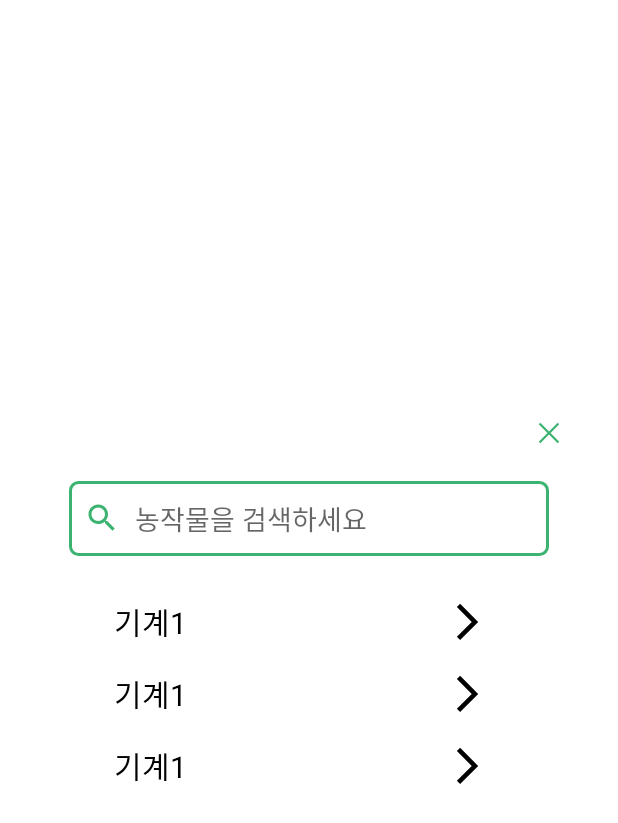
After one commit to Im-GeokJeong/Android, an Android app: the layout dialog_crop_search.xml on its own in the app's theme, with its tools: preview values and no code run, on a phone screen of 412 x 824 dp. The commit adds this screen. Shown: the top 823 px of the screen. Run offline under Robolectric (Android 15) with nearby library versions, the phone set to English and light mode, and no system bars; network calls fail.

Commit message:
곡물 검색 다이얼로그

```diff
--- a/app/src/main/java/com/im_geokjeong/network/ApiClient.kt
+++ b/app/src/main/java/com/im_geokjeong/network/ApiClient.kt
@@ -23,6 +23,9 @@ interface ApiClient {
 
     @GET("office/{officeId}")
     suspend fun getOfficeDetail(@Path("officeId") officeId: Int): OfficeDetailResponse
+
+    @GET("office/machine/{cropName}")
+    suspend fun getMachineList(@Path("cropName") cropName: String): CropResponse
 
     @GET("post/title/{title}")
     suspend fun getArticleByTitle(@Path("title") title: String): PersonResponse
--- a/app/src/main/java/com/im_geokjeong/ui/rentalperson/RentalPersonFragment.kt
+++ b/app/src/main/java/com/im_geokjeong/ui/rentalperson/RentalPersonFragment.kt
@@ -45,7 +45,7 @@ class RentalPersonFragment : Fragment() {
             startActivity(intent)
         }
 
-        privateRentalSearch.setOnEditorActionListener() { v, keyCode, event ->
+        privateRentalSearch.setOnEditorActionListener { v, keyCode, event ->
             if (keyCode == EditorInfo.IME_ACTION_SEARCH) {
                 setArticleAdapter(privateRentalSearch.text.toString())
             }
--- /dev/null
+++ b/app/src/main/java/com/im_geokjeong/ui/searchcrop/SlideUpList.kt
@@ -0,0 +1,5 @@
+package com.im_geokjeong.ui.searchcrop
+
+open class SlideUpList {
+
+}
--- /dev/null
+++ b/app/src/main/res/drawable/ic_chevron_right_fill0_wght400_grad0_opsz48.xml
@@ -0,0 +1,9 @@
+<vector xmlns:android="http://schemas.android.com/apk/res/android"
+    android:width="48dp"
+    android:height="48dp"
+    android:viewportWidth="48"
+    android:viewportHeight="48">
+  <path
+      android:fillColor="#FF000000"
+      android:pathData="m18.75,36 l-2.15,-2.15 9.9,-9.9 -9.9,-9.9 2.15,-2.15L30.8,23.95Z"/>
+</vector>
--- /dev/null
+++ b/app/src/main/res/drawable/ic_close_fill0_wght400_grad0_opsz48.xml
@@ -0,0 +1,9 @@
+<vector xmlns:android="http://schemas.android.com/apk/res/android"
+    android:width="48dp"
+    android:height="48dp"
+    android:viewportWidth="48"
+    android:viewportHeight="48">
+  <path
+      android:fillColor="#FF000000"
+      android:pathData="m12.45,37.65 l-2.1,-2.1L21.9,24 10.35,12.45l2.1,-2.1L24,21.9l11.55,-11.55 2.1,2.1L26.1,24l11.55,11.55 -2.1,2.1L24,26.1Z"/>
+</vector>
--- /dev/null
+++ b/app/src/main/res/layout/dialog_crop_search.xml
@@ -0,0 +1,58 @@
+<?xml version="1.0" encoding="utf-8"?>
+<layout xmlns:android="http://schemas.android.com/apk/res/android"
+    xmlns:app="http://schemas.android.com/apk/res-auto"
+    xmlns:tools="http://schemas.android.com/tools">
+
+    <data>
+
+    </data>
+
+    <androidx.constraintlayout.widget.ConstraintLayout
+        android:layout_width="360dp"
+        android:layout_height="wrap_content"
+        android:layout_gravity="center"
+        android:background="@drawable/edge_dialog"
+        android:paddingStart="20dp"
+        android:paddingBottom="20dp">
+
+        <Button
+            android:id="@+id/btnClose"
+            android:layout_width="24dp"
+            android:layout_height="24dp"
+            android:layout_margin="8dp"
+            android:background="@drawable/ic_close_fill0_wght400_grad0_opsz48"
+            app:layout_constraintEnd_toEndOf="parent"
+            app:layout_constraintTop_toTopOf="parent" />
+
+        <EditText
+            android:id="@+id/etCropSearch"
+            android:layout_width="320dp"
+            android:layout_height="50dp"
+            android:layout_marginTop="20dp"
+            android:layout_marginEnd="20dp"
+            android:background="@drawable/search_edge"
+            android:drawableStart="@drawable/ic_search_black_24dp"
+            android:drawablePadding="10dp"
+            android:hint="@string/crop_search_hint"
+            android:imeOptions="actionSearch"
+            android:inputType="text"
+            android:maxLines="1"
+            android:paddingStart="10dp"
+            app:layout_constraintEnd_toEndOf="parent"
+            app:layout_constraintStart_toStartOf="parent"
+            app:layout_constraintTop_toBottomOf="@+id/btnClose" />
+
+        <androidx.recyclerview.widget.RecyclerView
+            android:id="@+id/rvMachineList"
+            android:layout_width="300dp"
+            android:layout_height="wrap_content"
+            android:layout_marginTop="20dp"
+            app:layoutManager="androidx.recyclerview.widget.LinearLayoutManager"
+            app:layout_constraintBottom_toBottomOf="parent"
+            app:layout_constraintEnd_toEndOf="@id/etCropSearch"
+            app:layout_constraintStart_toStartOf="@id/etCropSearch"
+            app:layout_constraintTop_toBottomOf="@id/etCropSearch"
+            tools:listitem="@layout/item_machine_list" />
+
+    </androidx.constraintlayout.widget.ConstraintLayout>
+</layout>
--- a/app/src/main/res/layout/fragment_office.xml
+++ b/app/src/main/res/layout/fragment_office.xml
@@ -1,6 +1,7 @@
 <?xml version="1.0" encoding="utf-8"?>
 <layout xmlns:android="http://schemas.android.com/apk/res/android"
-    xmlns:app="http://schemas.android.com/apk/res-auto">
+    xmlns:app="http://schemas.android.com/apk/res-auto"
+    xmlns:tools="http://schemas.android.com/tools">
 
     <data>
 
@@ -33,5 +34,6 @@
             app:layout_constraintEnd_toEndOf="parent"
             app:layout_constraintTop_toTopOf="parent" />
 
+
     </androidx.constraintlayout.widget.ConstraintLayout>
 </layout>
--- /dev/null
+++ b/app/src/main/res/layout/item_machine_list.xml
@@ -0,0 +1,33 @@
+<?xml version="1.0" encoding="utf-8"?>
+<layout xmlns:android="http://schemas.android.com/apk/res/android"
+    xmlns:app="http://schemas.android.com/apk/res-auto"
+    xmlns:tools="http://schemas.android.com/tools">
+
+    <data>
+
+        <variable
+            name="machine"
+            type="String" />
+    </data>
+
+    <androidx.constraintlayout.widget.ConstraintLayout
+        android:layout_width="match_parent"
+        android:layout_height="wrap_content">
+
+        <TextView
+            style="@style/TextHeadline20"
+            android:layout_width="match_parent"
+            android:layout_height="wrap_content"
+            android:layout_marginStart="20dp"
+            android:layout_marginEnd="20dp"
+            android:gravity="center_vertical"
+            android:text="@{machine}"
+            android:textSize="20sp"
+            app:drawableRightCompat="@drawable/ic_chevron_right_fill0_wght400_grad0_opsz48"
+            app:layout_constraintEnd_toEndOf="parent"
+            app:layout_constraintStart_toStartOf="parent"
+            app:layout_constraintTop_toTopOf="parent"
+            tools:text="기계1" />
+
+    </androidx.constraintlayout.widget.ConstraintLayout>
+</layout>
```
Also changed, not shown: app/src/main/java/com/im_geokjeong/model/CropResponse.kt (added, +7 -0 lines), app/src/main/java/com/im_geokjeong/repository/machinelist/MachineDataSource.kt (added, +7 -0 lines), app/src/main/java/com/im_geokjeong/repository/machinelist/MachineRemoteDataSource.kt (added, +10 -0 lines), app/src/main/java/com/im_geokjeong/repository/machinelist/MachineRepository.kt (added, +10 -0 lines), app/src/main/java/com/im_geokjeong/ui/common/ViewModelFactory.kt (+11 -1 lines), app/src/main/java/com/im_geokjeong/ui/office/OfficeFragment.kt (+5 -9 lines), app/src/main/java/com/im_geokjeong/ui/officedetail/OfficeDetailFragment.kt (+5 -5 lines), app/src/main/java/com/im_geokjeong/ui/searchcrop/MachineAdapter.kt (added, +44 -0 lines), app/src/main/java/com/im_geokjeong/ui/searchcrop/MachineListViewModel.kt (added, +22 -0 lines), app/src/main/java/com/im_geokjeong/ui/searchcrop/SearchCropFragment.kt (added, +58 -0 lines), app/src/main/res/layout/crop_search_dialog.xml (deleted, +0 -35 lines).
